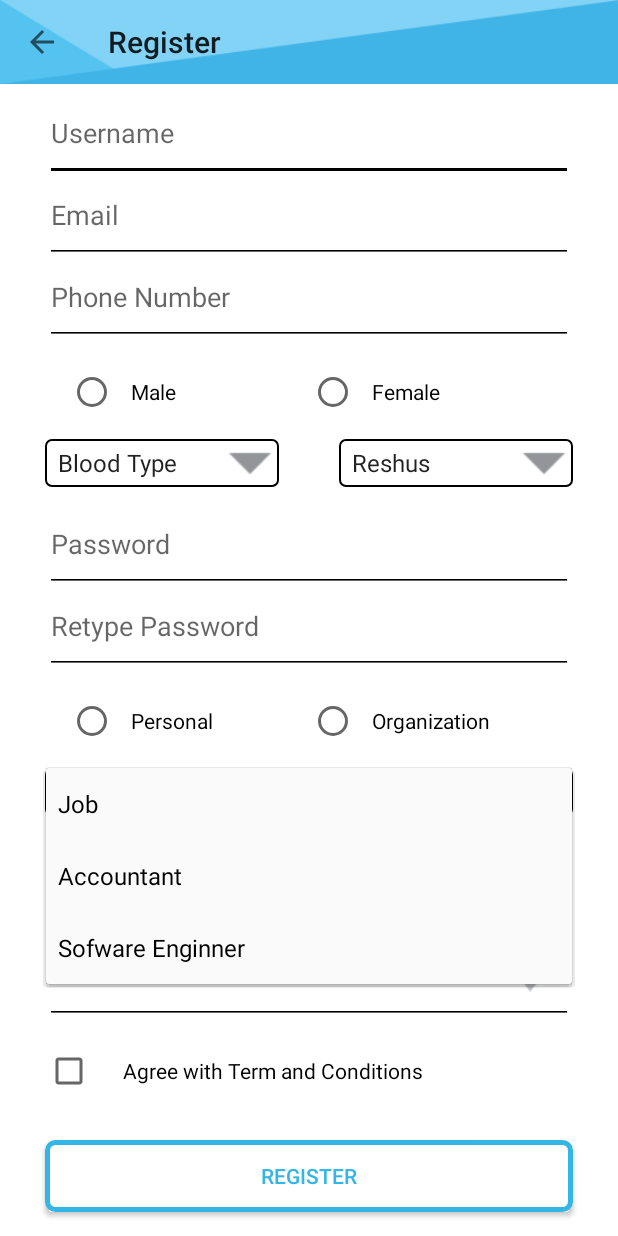
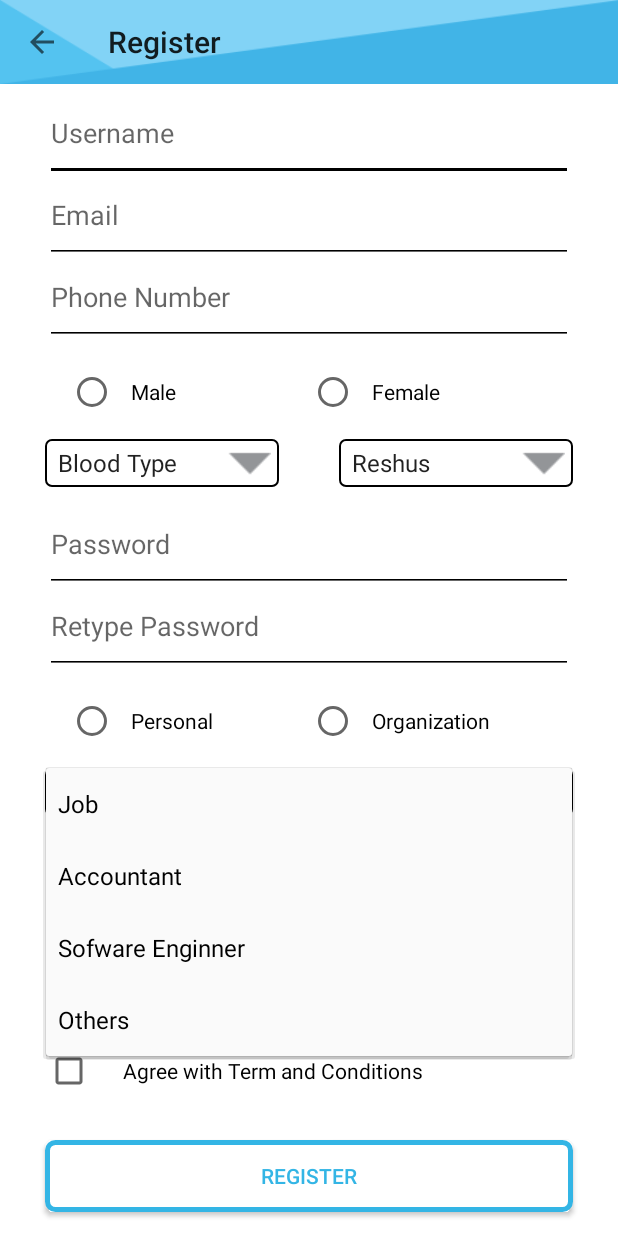
Before and after one commit to kurniawanharry/bloodshare, an Android app: the RegisterActivity screen opened directly, with no data from a screen before it, after a tap on "Job", on a phone screen of 412 x 824 dp. Run offline under Robolectric (Android 15) with nearby library versions, the phone set to English and light mode, and no system bars; 2 other taps on this screen came first.

Commit message:
sixth commit

```diff
--- a/app/src/main/res/values/strings.xml
+++ b/app/src/main/res/values/strings.xml
@@ -14,6 +14,8 @@
         <item>Blood Type</item>
         <item>A</item>
         <item>B</item>
+        <item>O</item>
+        <item>AB</item>
     </string-array>
 
     <string-array name="spinn2">
@@ -22,6 +24,10 @@
         <item>A-</item>
         <item>B+</item>
         <item>B-</item>
+        <item>O+</item>
+        <item>O-</item>
+        <item>AB+</item>
+        <item>AB-</item>
         <item></item>
     </string-array>
 
@@ -29,5 +35,6 @@
         <item>Job</item>
         <item>Accountant</item>
         <item>Sofware Enginner</item>
+        <item>Others</item>
     </string-array>
 </resources>
```
